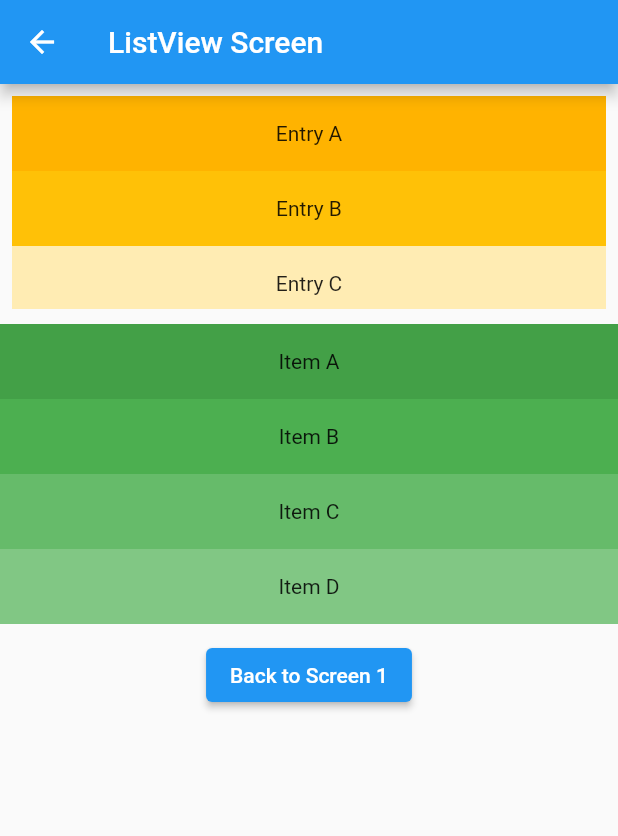
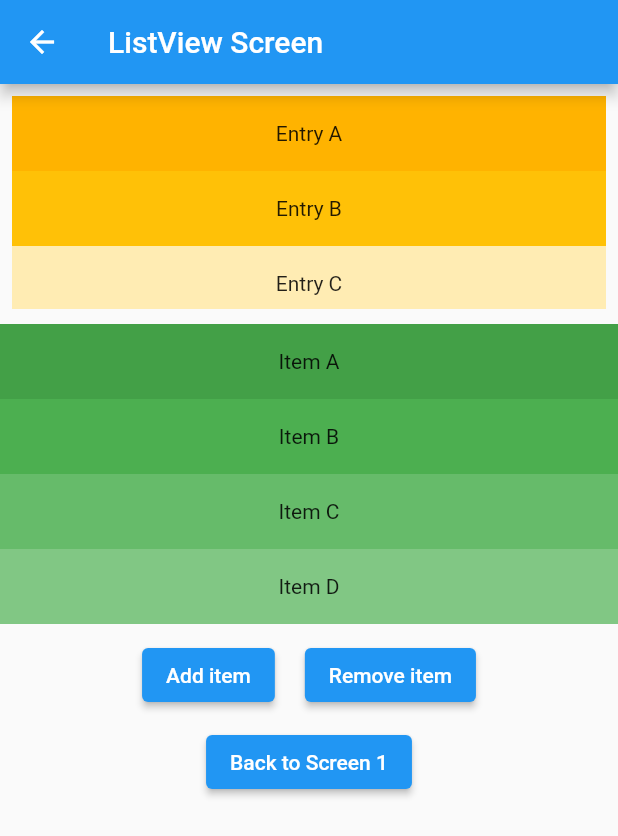
Before and after one commit to DuyLeHong/lesson3456_1, a Flutter app: the ListViewScreen screen opened directly, on a phone screen of 412 x 824 dp. Shown: the top 836 px of the screen. Run offline on Flutter 3.47's test engine with Material 2 defaults, Android fonts, the phone set to English and light mode, and no system bars; network calls fail.

Commit message:
update listview_screen

```diff
--- a/lib/listview_screen.dart
+++ b/lib/listview_screen.dart
@@ -1,8 +1,16 @@
 import 'package:flutter/material.dart';
 
-class ListViewScreen extends StatelessWidget {
+class ListViewScreen extends StatefulWidget {
+
+  @override
+  State<ListViewScreen> createState() => _ListViewScreenState();
+}
+
+class _ListViewScreenState extends State<ListViewScreen> {
+
   @override
   Widget build(BuildContext context) {
+
     // TODO: implement build
     return Scaffold(
       appBar: AppBar(
@@ -41,20 +49,61 @@ class ListViewScreen extends StatelessWidget {
             SizedBox(
               height: 10,
             ),
+            Row(
+              mainAxisAlignment: MainAxisAlignment.center,
+              children: [
+                ElevatedButton(
+                  onPressed: () {
+
+                    setState(() {
+                      countAddItem++;
+                      entries.add(countAddItem.toString());
+                      colorCodes.add(200 - countAddItem * 20);
+                    });
+
+                  },
+                  child: Text('Add item'),
+                ),
+                SizedBox(width: 20,),
+                ElevatedButton(
+                  onPressed: () {
+
+                    setState(() {
+                      if (countAddItem != 0) {
+                        countAddItem--;
+                        entries.removeAt(0);
+                        colorCodes.removeAt(0);
+                      }
+                    });
+
+                  },
+                  child: Text('Remove item'),
+                ),
+              ],
+            ),
+
+            SizedBox(
+              height: 10,
+            ),
             ElevatedButton(
-                onPressed: () {
-                  Navigator.pop(context);
-                },
-                child: Text('Back to Screen 1')),
+              onPressed: () {
+                Navigator.pop(context);
+              },
+              child: Text('Back to Screen 1'),
+            ),
           ],
         ),
       ),
     );
   }
 
+  int countAddItem = 0;
+
+  List<String> entries = <String>['A', 'B', 'C', 'D', 'E'];
+
+  List<int> colorCodes = <int>[600, 500, 400, 300, 200];
+
   Widget buidListView2() {
-    final List<String> entries = <String>['A', 'B', 'C', 'D', 'E'];
-    final List<int> colorCodes = <int>[600, 500, 400, 300, 200];
 
     return Container(
       height: 200,
@@ -69,4 +118,9 @@ class ListViewScreen extends StatelessWidget {
           }),
     );
   }
+
+  // @override
+  // void setState(VoidCallback fn) {
+  //
+  // }
 }
```
